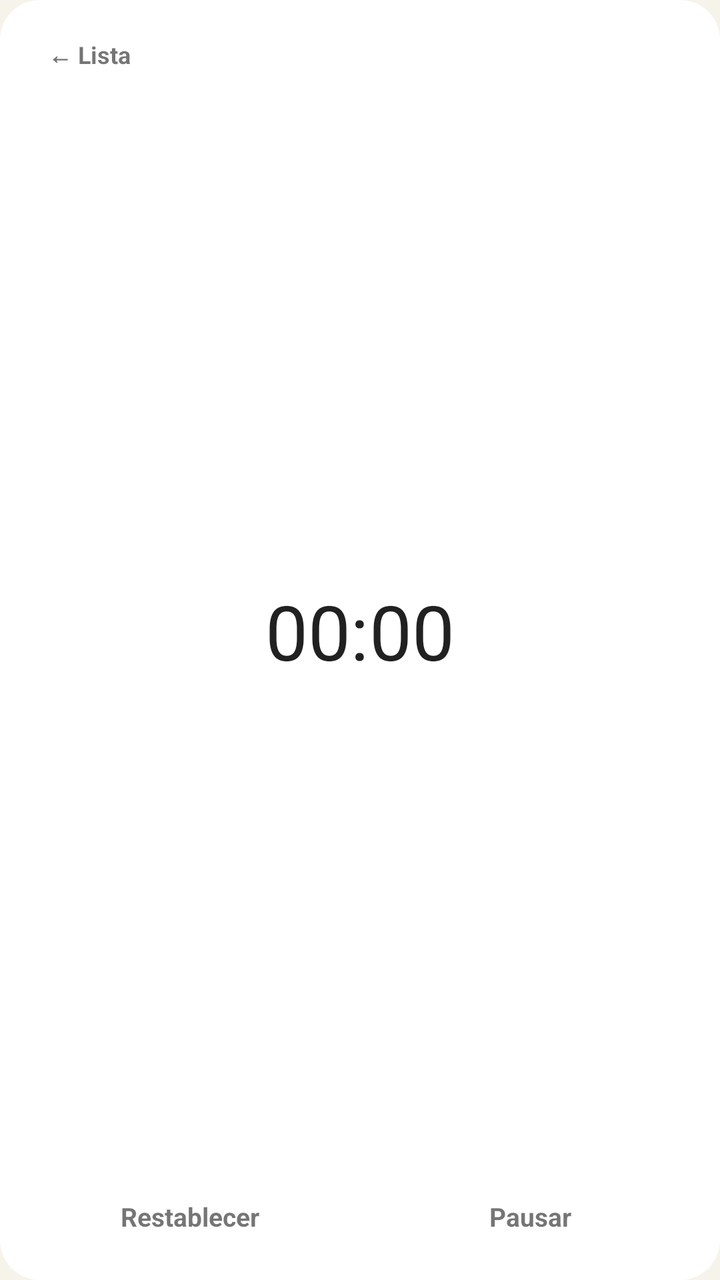
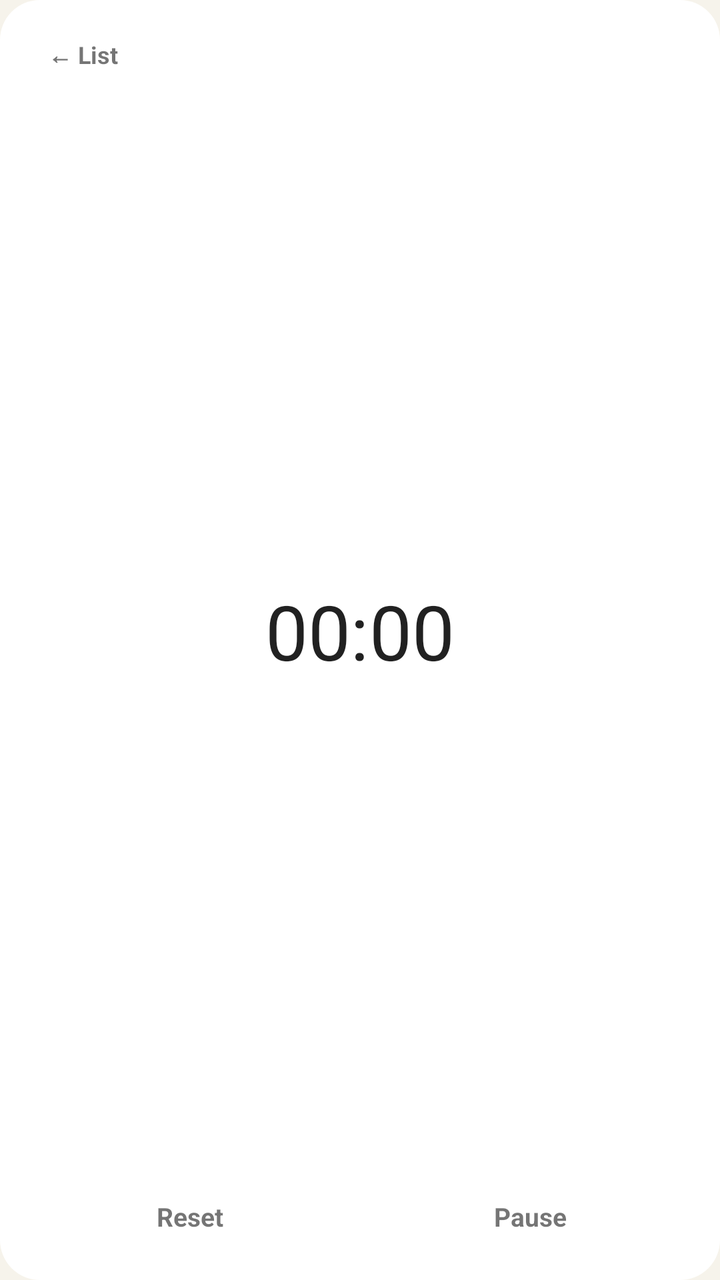

Two renders of the same Android screen: before a commit and after it. Below are the layout's source before the change and the commit's diff.
<!-- AndroidManifest.xml: application theme Theme.Reloj -->
<!-- res/layout/widget_timer_focused.xml -->
<?xml version="1.0" encoding="utf-8"?>
<RelativeLayout xmlns:android="http://schemas.android.com/apk/res/android"
    android:layout_width="match_parent"
    android:layout_height="match_parent">

    <ImageView
        android:id="@+id/widget_bg"
        android:layout_width="match_parent"
        android:layout_height="match_parent"
        android:contentDescription="@null"
        android:scaleType="fitXY"
        android:src="@drawable/widget_shape_20dp" />

    <LinearLayout
        android:layout_width="match_parent"
        android:layout_height="match_parent"
        android:orientation="vertical"
        android:padding="14dp">

        <LinearLayout
            android:layout_width="match_parent"
            android:layout_height="wrap_content"
            android:gravity="center_vertical"
            android:orientation="horizontal">

            <RelativeLayout
                android:id="@+id/btn_back"
                android:layout_width="wrap_content"
                android:layout_height="wrap_content">

                <ImageView
                    android:id="@+id/btn_back_bg"
                    android:layout_width="0dp"
                    android:layout_height="0dp"
                    android:layout_alignStart="@id/btn_back_text"
                    android:layout_alignTop="@id/btn_back_text"
                    android:layout_alignEnd="@id/btn_back_text"
                    android:layout_alignBottom="@id/btn_back_text"
                    android:contentDescription="@null"
                    android:scaleType="fitXY"
                    android:src="@drawable/widget_shape_10dp" />

                <TextView
                    android:id="@+id/btn_back_text"
                    android:layout_width="wrap_content"
                    android:layout_height="wrap_content"
                    android:paddingHorizontal="10dp"
                    android:paddingVertical="5dp"
                    android:text="← Lista"
                    android:textSize="12sp"
                    android:textStyle="bold" />
            </RelativeLayout>

            <TextView
                android:id="@+id/focused_label"
                android:layout_width="0dp"
                android:layout_height="wrap_content"
                android:layout_marginStart="10dp"
                android:layout_marginEnd="8dp"
                android:layout_weight="1"
                android:ellipsize="end"
                android:maxLines="1"
                android:textSize="14sp"
                android:textStyle="bold" />

            <TextView
                android:id="@+id/focused_status"
                android:layout_width="wrap_content"
                android:layout_height="wrap_content"
                android:textSize="11sp"
                android:textStyle="bold" />
        </LinearLayout>

        <FrameLayout
            android:layout_width="match_parent"
            android:layout_height="0dp"
            android:layout_weight="1">

            <Chronometer
                android:id="@+id/focused_chronometer"
                android:layout_width="wrap_content"
                android:layout_height="wrap_content"
                android:layout_gravity="center"
                android:fontFeatureSettings="tnum"
                android:textSize="38sp" />

            <TextView
                android:id="@+id/focused_static_time"
                android:layout_width="wrap_content"
                android:layout_height="wrap_content"
                android:layout_gravity="center"
                android:fontFeatureSettings="tnum"
                android:textSize="38sp"
                android:visibility="gone" />
        </FrameLayout>

        <LinearLayout
            android:layout_width="match_parent"
            android:layout_height="wrap_content"
            android:gravity="center_vertical"
            android:orientation="horizontal">

            <RelativeLayout
                android:id="@+id/btn_reset"
                android:layout_width="0dp"
                android:layout_height="wrap_content"
                android:layout_weight="1">

                <ImageView
                    android:id="@+id/btn_reset_bg"
                    android:layout_width="0dp"
                    android:layout_height="0dp"
                    android:layout_alignStart="@id/btn_reset_text"
                    android:layout_alignTop="@id/btn_reset_text"
                    android:layout_alignEnd="@id/btn_reset_text"
                    android:layout_alignBottom="@id/btn_reset_text"
                    android:contentDescription="@null"
                    android:scaleType="fitXY"
                    android:src="@drawable/widget_shape_12dp" />

                <TextView
                    android:id="@+id/btn_reset_text"
                    android:layout_width="match_parent"
                    android:layout_height="wrap_content"
                    android:gravity="center"
                    android:paddingVertical="9dp"
                    android:text="Restablecer"
                    android:textSize="13sp"
                    android:textStyle="bold" />
            </RelativeLayout>

            <RelativeLayout
                android:id="@+id/btn_toggle"
                android:layout_width="0dp"
                android:layout_height="wrap_content"
                android:layout_marginStart="8dp"
                android:layout_weight="1">

                <ImageView
                    android:id="@+id/btn_toggle_bg"
                    android:layout_width="0dp"
                    android:layout_height="0dp"
                    android:layout_alignStart="@id/btn_toggle_text"
                    android:layout_alignTop="@id/btn_toggle_text"
                    android:layout_alignEnd="@id/btn_toggle_text"
                    android:layout_alignBottom="@id/btn_toggle_text"
                    android:contentDescription="@null"
                    android:scaleType="fitXY"
                    android:src="@drawable/widget_shape_12dp" />

                <TextView
                    android:id="@+id/btn_toggle_text"
                    android:layout_width="match_parent"
                    android:layout_height="wrap_content"
                    android:gravity="center"
                    android:paddingVertical="9dp"
                    android:text="Pausar"
                    android:textSize="13sp"
                    android:textStyle="bold" />
            </RelativeLayout>
        </LinearLayout>
    </LinearLayout>
</RelativeLayout>
<!-- resources referenced by this layout -->
<resources>
  <!-- drawable widget_shape_10dp (drawable) -->
  <?xml version="1.0" encoding="utf-8"?>
  <shape xmlns:android="http://schemas.android.com/apk/res/android"
      android:shape="rectangle">
      <solid android:color="#FFFFFFFF" />
      <corners android:radius="10dp" />
  </shape>
  <!-- drawable widget_shape_12dp (drawable) -->
  <?xml version="1.0" encoding="utf-8"?>
  <shape xmlns:android="http://schemas.android.com/apk/res/android"
      android:shape="rectangle">
      <solid android:color="#FFFFFFFF" />
      <corners android:radius="12dp" />
  </shape>
  <!-- drawable widget_shape_20dp (drawable) -->
  <?xml version="1.0" encoding="utf-8"?>
  <shape xmlns:android="http://schemas.android.com/apk/res/android"
      android:shape="rectangle">
      <solid android:color="#FFFFFFFF" />
      <corners android:radius="20dp" />
  </shape>
  <style name="Theme.Reloj" parent="android:Theme.Material.Light.NoActionBar">
          <item name="android:windowBackground">#F6F3EB</item>
          <item name="android:colorBackground">#F6F3EB</item>
          <item name="android:statusBarColor">@android:color/transparent</item>
          <item name="android:navigationBarColor">@android:color/transparent</item>
          <item name="android:windowDrawsSystemBarBackgrounds">true</item>
          <item name="android:windowLightStatusBar">true</item>
      </style>
</resources>

<!-- the commit's change to res/layout/widget_timer_focused.xml (unified diff, before → after) -->
@@ -46,7 +46,7 @@
                     android:layout_height="wrap_content"
                     android:paddingHorizontal="10dp"
                     android:paddingVertical="5dp"
-                    android:text="← Lista"
+                    android:text="@string/widget_back_to_list"
                     android:textSize="12sp"
                     android:textStyle="bold" />
             </RelativeLayout>
@@ -124,7 +124,7 @@
                     android:layout_height="wrap_content"
                     android:gravity="center"
                     android:paddingVertical="9dp"
-                    android:text="Restablecer"
+                    android:text="@string/action_reset"
                     android:textSize="13sp"
                     android:textStyle="bold" />
             </RelativeLayout>
@@ -154,7 +154,7 @@
                     android:layout_height="wrap_content"
                     android:gravity="center"
                     android:paddingVertical="9dp"
-                    android:text="Pausar"
+                    android:text="@string/action_pause"
                     android:textSize="13sp"
                     android:textStyle="bold" />
             </RelativeLayout>
<!-- resource entries referenced after the edit -->
@@ -21,6 +21,9 @@
       <solid android:color="#FFFFFFFF" />
       <corners android:radius="20dp" />
   </shape>
+  <string name="action_pause">Pause</string>
+  <string name="action_reset">Reset</string>
+  <string name="widget_back_to_list">← List</string>
   <style name="Theme.Reloj" parent="android:Theme.Material.Light.NoActionBar">
           <item name="android:windowBackground">#F6F3EB</item>
           <item name="android:colorBackground">#F6F3EB</item>
